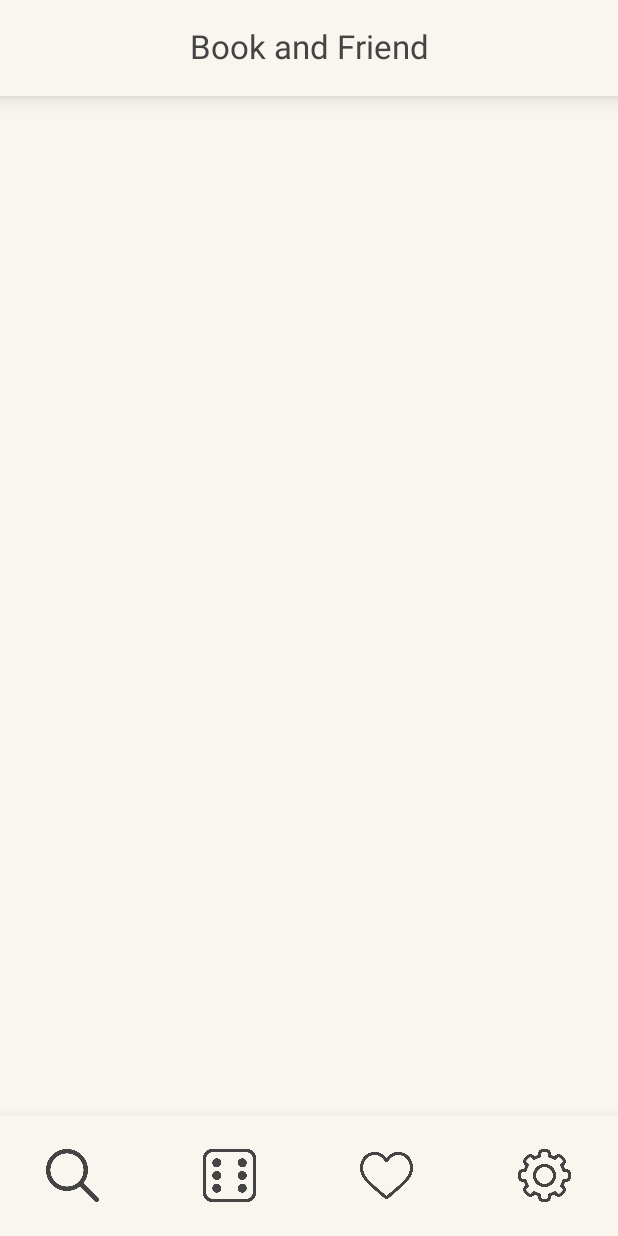
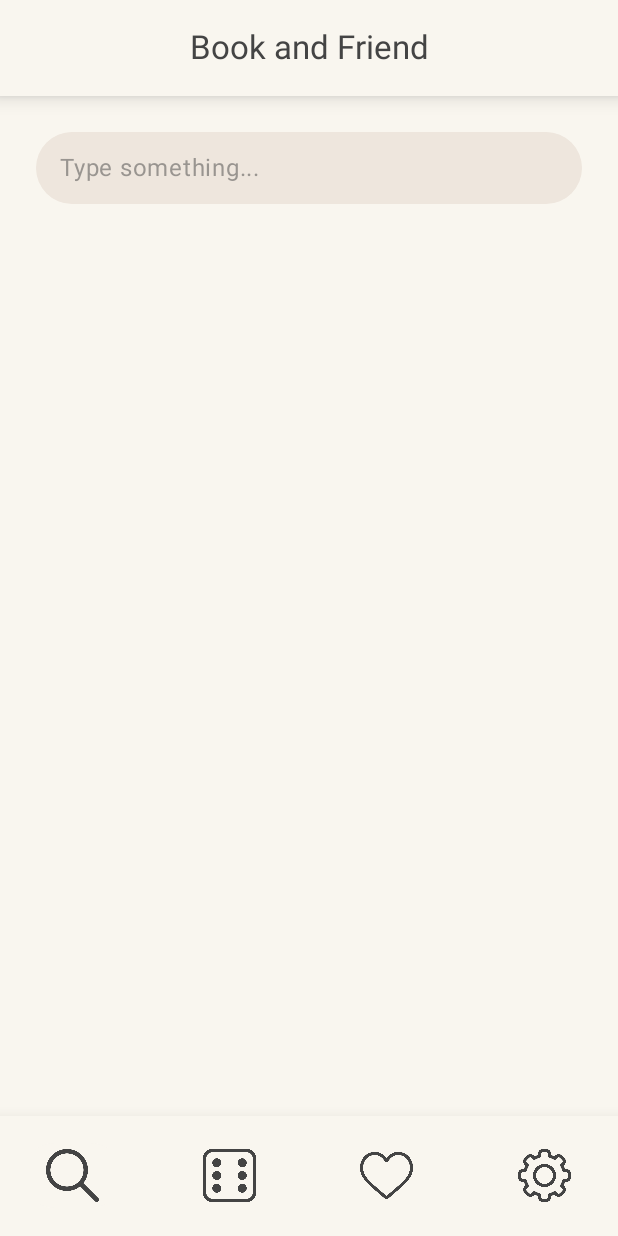
Before and after one commit to Wagonee/BookAndFriend, an Android app built with Jetpack Compose: the screen it shows after launch (MainActivity), on a phone screen of 412 x 824 dp. Run offline under Robolectric (Android 15) with nearby library versions, the phone set to English and light mode, and no system bars; our stand-ins replace Dagger/Hilt's generated code, Room's generated code; pictures from the network do not load.

Commit message:
Added SearchBar on MainScreen

```diff
--- a/app/src/main/java/com/example/bookandfriend/presentation/screens/global_search/MainScreen.kt
+++ b/app/src/main/java/com/example/bookandfriend/presentation/screens/global_search/MainScreen.kt
@@ -5,7 +5,11 @@ import androidx.compose.foundation.layout.Arrangement
 import androidx.compose.foundation.layout.Box
 import androidx.compose.foundation.layout.Column
 import androidx.compose.foundation.layout.fillMaxSize
+import androidx.compose.foundation.layout.fillMaxWidth
+import androidx.compose.foundation.layout.height
 import androidx.compose.foundation.layout.padding
+import androidx.compose.foundation.shape.RoundedCornerShape
+import androidx.compose.foundation.text.BasicTextField
 import androidx.compose.material3.CenterAlignedTopAppBar
 import androidx.compose.material3.ExperimentalMaterial3Api
 import androidx.compose.material3.Scaffold
@@ -13,12 +17,22 @@ import androidx.compose.material3.Text
 import androidx.compose.material3.TopAppBar
 import androidx.compose.material3.TopAppBarDefaults
 import androidx.compose.runtime.Composable
+import androidx.compose.runtime.getValue
+import androidx.compose.runtime.mutableStateOf
+import androidx.compose.runtime.remember
+import androidx.compose.runtime.setValue
 import androidx.compose.ui.Alignment
 import androidx.compose.ui.Modifier
+import androidx.compose.ui.draw.clip
 import androidx.compose.ui.draw.shadow
+import androidx.compose.ui.focus.onFocusChanged
 import androidx.compose.ui.graphics.RectangleShape
+import androidx.compose.ui.graphics.SolidColor
+import androidx.compose.ui.text.TextStyle
+import androidx.compose.ui.text.input.TextFieldValue
 import androidx.compose.ui.text.style.TextAlign
 import androidx.compose.ui.unit.dp
+import androidx.compose.ui.unit.sp
 import androidx.navigation.NavController
 import com.example.bookandfriend.presentation.navigation.BottomBar
 import com.example.bookandfriend.presentation.ui.theme.LocalCustomColors
@@ -64,7 +78,54 @@ fun MainScreen(
             verticalArrangement = Arrangement.spacedBy(24.dp),
             horizontalAlignment = Alignment.CenterHorizontally
         ) {
-
+            SearchBar()
         }
     }
 }
+
+@Composable
+fun SearchBar() {
+    val customColors = LocalCustomColors.current
+
+    var query by remember { mutableStateOf(TextFieldValue("")) }
+    var isFocused by remember { mutableStateOf(false) }
+
+    Box(
+        modifier = Modifier
+            .fillMaxWidth()
+            .height(48.dp)
+            .clip(RoundedCornerShape(30.dp))
+            .background(customColors.secondBackground),
+        contentAlignment = Alignment.CenterStart
+    ) {
+        BasicTextField(
+            value = query,
+            onValueChange = { query = it },
+            singleLine = true,
+            textStyle = TextStyle(
+                color = customColors.textColor,
+                fontSize = 16.sp
+            ),
+            modifier = Modifier
+                .fillMaxSize()
+                .padding(horizontal = 16.dp)
+                .onFocusChanged { isFocused = it.isFocused },
+            cursorBrush = SolidColor(customColors.textColor),
+            decorationBox = { innerTextField ->
+                Box(
+                    Modifier.fillMaxSize(),
+                    contentAlignment = Alignment.CenterStart
+                ) {
+                    if (query.text.isEmpty() && !isFocused) {
+                        Text(
+                            text = "Type something...",
+                            color = customColors.textColor.copy(alpha = 0.5f),
+                            fontSize = 16.sp
+                        )
+                    }
+                    innerTextField()
+                }
+            }
+        )
+    }
+}
```
